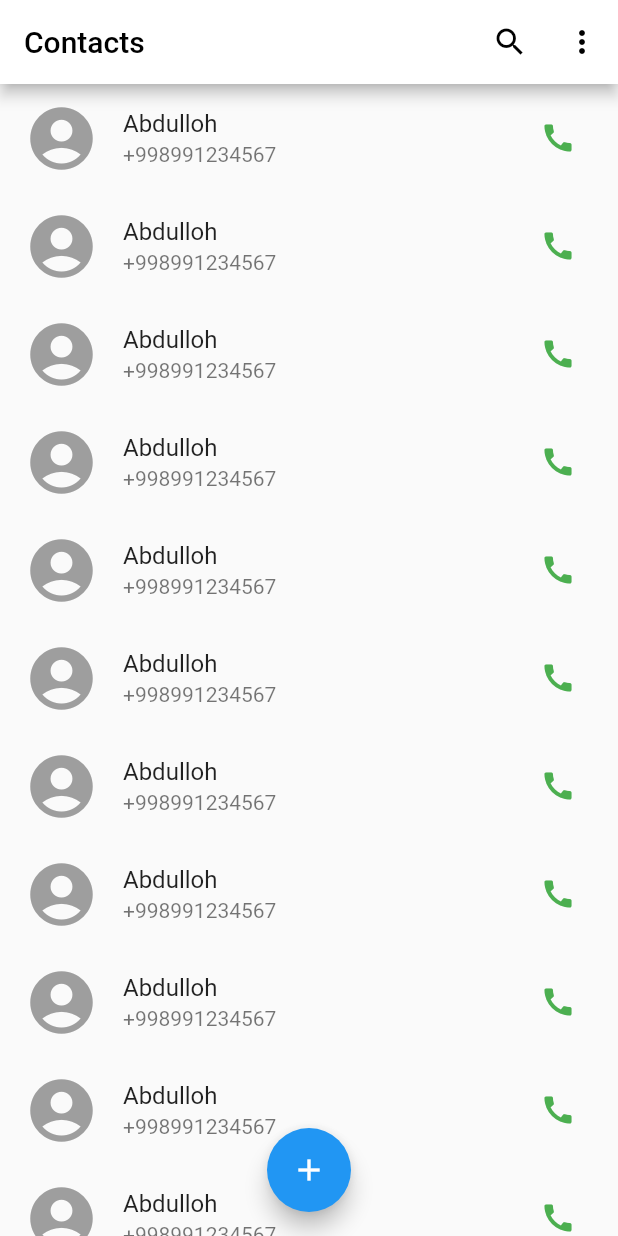
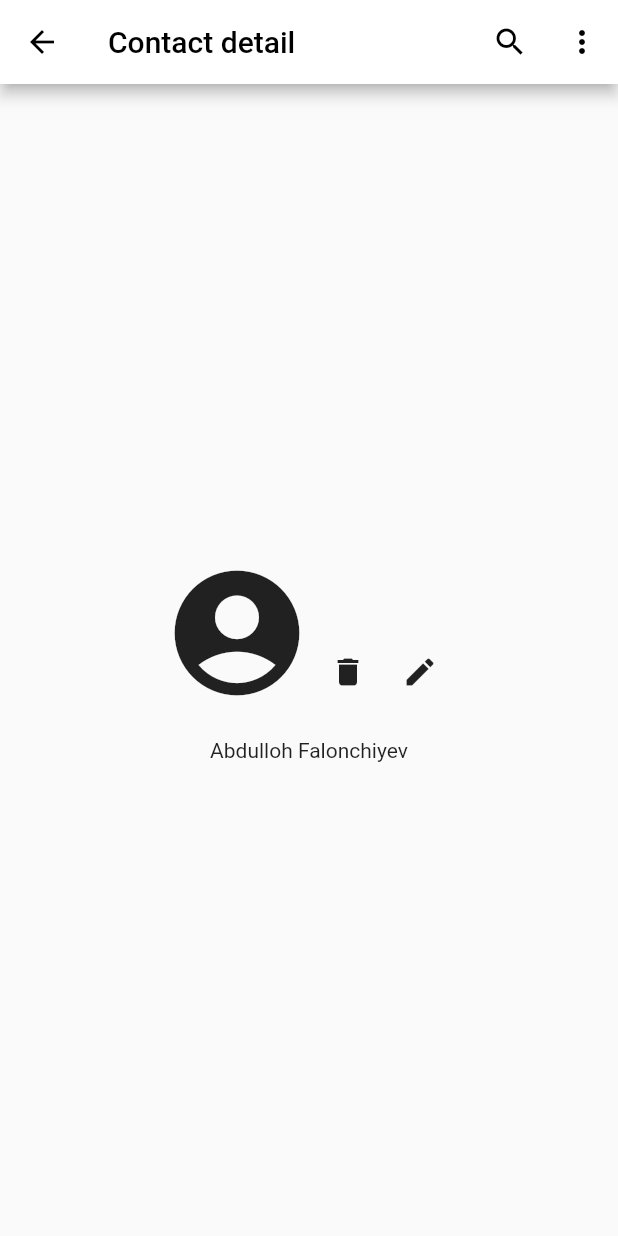
Before and after one commit to Abdusamad98/test_project, a Flutter app: the screen it shows after launch, after a tap on "Abdulloh", on a phone screen of 412 x 824 dp. Run offline on Flutter 3.47's test engine with Material 2 defaults, Android fonts, the phone set to English and light mode, and no system bars.

Commit message:
some changes

```diff
--- /dev/null
+++ b/lib/ui/contact_detail_screen.dart
@@ -0,0 +1,71 @@
+import 'package:flutter/material.dart';
+import 'package:test_project/model/contact_model.dart';
+
+class ContactDetailScreen extends StatelessWidget {
+  const ContactDetailScreen({super.key, required this.contactModel});
+
+  final ContactModel contactModel;
+
+  @override
+  Widget build(BuildContext context) {
+    return Scaffold(
+      appBar: AppBar(
+        leading: IconButton(
+          onPressed: () {
+            Navigator.pop(context);
+          },
+          icon: const Icon(
+            Icons.arrow_back,
+            color: Colors.black,
+          ),
+        ),
+        actions: [
+          IconButton(
+            onPressed: () {},
+            icon: const Icon(
+              Icons.search,
+              color: Colors.black,
+            ),
+          ),
+          IconButton(
+            onPressed: () {},
+            icon: const Icon(
+              Icons.more_vert,
+              color: Colors.black,
+            ),
+          )
+        ],
+        backgroundColor: Colors.white,
+        title: const Text(
+          "Contact detail",
+          style: TextStyle(
+            color: Colors.black,
+          ),
+        ),
+      ),
+      body: Padding(
+        padding: const EdgeInsets.all(15),
+        child: Column(
+          mainAxisAlignment: MainAxisAlignment.center,
+          crossAxisAlignment: CrossAxisAlignment.center,
+          children: [
+            Row(
+              mainAxisAlignment: MainAxisAlignment.center,
+              crossAxisAlignment: CrossAxisAlignment.end,
+              children: [
+                const Icon(
+                  Icons.account_circle,
+                  size: 100,
+                ),
+                IconButton(onPressed: () {}, icon: Icon(Icons.delete)),
+                IconButton(onPressed: () {}, icon: Icon(Icons.edit))
+              ],
+            ),
+            const SizedBox(height: 20),
+            Text("${contactModel.contactName} ${contactModel.contactSurname}")
+          ],
+        ),
+      ),
+    );
+  }
+}
--- a/lib/ui/contacts_screen.dart
+++ b/lib/ui/contacts_screen.dart
@@ -1,6 +1,7 @@
 import 'package:flutter/material.dart';
 import 'package:test_project/model/contact_model.dart';
 import 'package:test_project/ui/contact_add_screen.dart';
+import 'package:test_project/ui/contact_detail_screen.dart';
 
 class ContactsScreen extends StatefulWidget {
   const ContactsScreen({super.key});
@@ -11,12 +12,11 @@ class ContactsScreen extends StatefulWidget {
 
 class _ContactsScreenState extends State<ContactsScreen> {
   List<ContactModel> contacts = [
-    for (int i = 0; i < 100; i++)
-      ContactModel(
-        contactName: "Abdulloh",
-        contactPhone: "+998991234567",
-        contactSurname: "Falonchiyev",
-      ),
+    ContactModel(
+      contactName: "Abdulloh",
+      contactPhone: "+998991234567",
+      contactSurname: "Falonchiyev",
+    ),
   ];
 
   @override
@@ -51,7 +51,18 @@ class _ContactsScreenState extends State<ContactsScreen> {
         children: [
           for (int i = 0; i < contacts.length; i++)
             ListTile(
-              onTap: () {},
+              onTap: () {
+                Navigator.push(
+                  context,
+                  MaterialPageRoute(
+                    builder: (context) {
+                      return ContactDetailScreen(
+                        contactModel: contacts[i],
+                      );
+                    },
+                  ),
+                );
+              },
               title: Text(contacts[i].contactName),
               subtitle: Text(contacts[i].contactPhone),
               trailing: IconButton(
@@ -76,7 +87,13 @@ class _ContactsScreenState extends State<ContactsScreen> {
             context,
             MaterialPageRoute(
               builder: (context) {
-                return ContactAddScreen();
+                return ContactAddScreen(
+                  onNewContact: (newContact) {
+                    setState(() {
+                      contacts.add(newContact);
+                    });
+                  },
+                );
               },
             ),
           );
```
Also changed, not shown: lib/ui/contact_add_screen.dart (+39 -9 lines).
